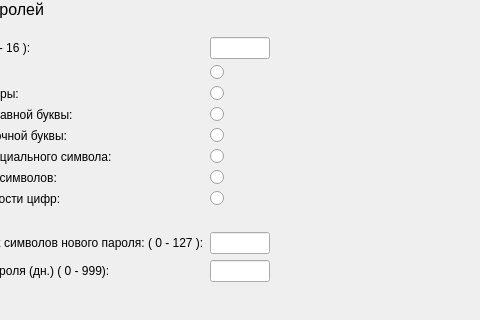
m6v/sobol, file panels/PasswdParmsPanel.ui: the form before one commit; both pictures show x 197 to 677 and y 0 to 320 of the 800 by 600 pixel window.
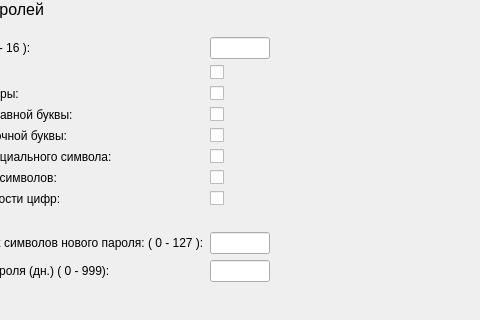
The form after the commit. Custom widgets are drawn as their Qt base class.

Patch:
```diff
--- a/panels/PasswdParmsPanel.ui
+++ b/panels/PasswdParmsPanel.ui
@@ -84,13 +84,6 @@
          </property>
         </widget>
        </item>
-       <item row="1" column="1">
-        <widget class="Toggle" name="radioButton">
-         <property name="text">
-          <string/>
-         </property>
-        </widget>
-       </item>
        <item row="2" column="0">
         <widget class="QLabel" name="label_6">
          <property name="text">
@@ -98,13 +91,6 @@
          </property>
         </widget>
        </item>
-       <item row="2" column="1">
-        <widget class="Toggle" name="radioButton_2">
-         <property name="text">
-          <string/>
-         </property>
-        </widget>
-       </item>
        <item row="3" column="0">
         <widget class="QLabel" name="label_7">
          <property name="text">
@@ -112,13 +98,6 @@
          </property>
         </widget>
        </item>
-       <item row="3" column="1">
-        <widget class="Toggle" name="radioButton_3">
-         <property name="text">
-          <string/>
-         </property>
-        </widget>
-       </item>
        <item row="4" column="0">
         <widget class="QLabel" name="label_8">
          <property name="text">
@@ -126,13 +105,6 @@
          </property>
         </widget>
        </item>
-       <item row="4" column="1">
-        <widget class="Toggle" name="radioButton_4">
-         <property name="text">
-          <string/>
-         </property>
-        </widget>
-       </item>
        <item row="5" column="0">
         <widget class="QLabel" name="label_9">
          <property name="text">
@@ -140,13 +112,6 @@
          </property>
         </widget>
        </item>
-       <item row="5" column="1">
-        <widget class="Toggle" name="radioButton_5">
-         <property name="text">
-          <string/>
-         </property>
-        </widget>
-       </item>
        <item row="6" column="0">
         <widget class="QLabel" name="label_13">
          <property name="text">
@@ -154,13 +119,6 @@
          </property>
         </widget>
        </item>
-       <item row="6" column="1">
-        <widget class="Toggle" name="radioButton_6">
-         <property name="text">
-          <string/>
-         </property>
-        </widget>
-       </item>
        <item row="7" column="0">
         <widget class="QLabel" name="label_12">
          <property name="text">
@@ -168,13 +126,6 @@
          </property>
         </widget>
        </item>
-       <item row="7" column="1">
-        <widget class="Toggle" name="radioButton_7">
-         <property name="text">
-          <string/>
-         </property>
-        </widget>
-       </item>
        <item row="8" column="0">
         <widget class="QLabel" name="label_14">
          <property name="text">
@@ -234,6 +185,55 @@
          </property>
         </widget>
        </item>
+       <item row="1" column="1">
+        <widget class="Toggle" name="checkBox">
+         <property name="text">
+          <string/>
+         </property>
+        </widget>
+       </item>
+       <item row="2" column="1">
+        <widget class="Toggle" name="checkBox_2">
+         <property name="text">
+          <string/>
+         </property>
+        </widget>
+       </item>
+       <item row="3" column="1">
+        <widget class="Toggle" name="checkBox_3">
+         <property name="text">
+          <string/>
+         </property>
+        </widget>
+       </item>
+       <item row="4" column="1">
+        <widget class="Toggle" name="checkBox_4">
+         <property name="text">
+          <string/>
+         </property>
+        </widget>
+       </item>
+       <item row="5" column="1">
+        <widget class="Toggle" name="checkBox_5">
+         <property name="text">
+          <string/>
+         </property>
+        </widget>
+       </item>
+       <item row="6" column="1">
+        <widget class="Toggle" name="checkBox_6">
+         <property name="text">
+          <string/>
+         </property>
+        </widget>
+       </item>
+       <item row="7" column="1">
+        <widget class="Toggle" name="checkBox_7">
+         <property name="text">
+          <string/>
+         </property>
+        </widget>
+       </item>
       </layout>
      </item>
      <item>
@@ -345,7 +345,7 @@
  <customwidgets>
   <customwidget>
    <class>Toggle</class>
-   <extends>QRadioButton</extends>
+   <extends>QCheckBox</extends>
    <header>toggle</header>
   </customwidget>
  </customwidgets>
```
